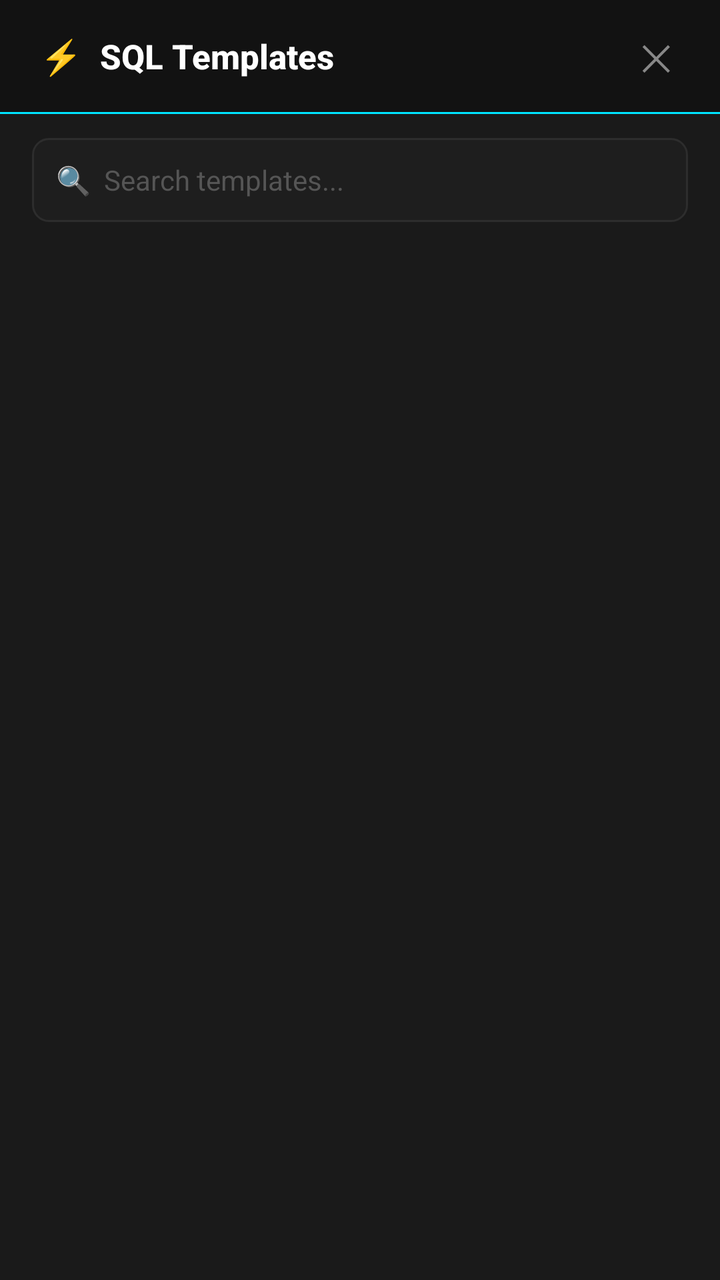
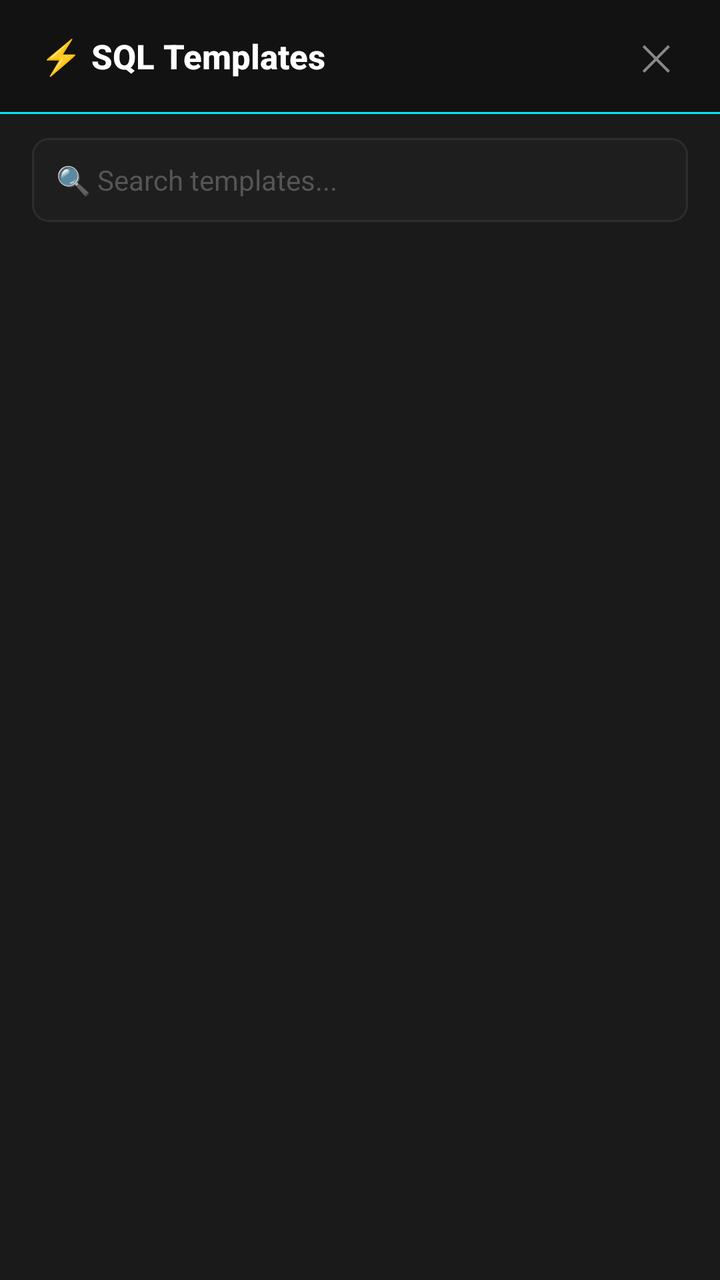

Before-and-after screenshots of an Android layout around one commit, followed by the original layout XML and the change that was made.
<!-- AndroidManifest.xml: application theme Theme.PocketSQL -->
<!-- res/layout/dialog_templates.xml -->
<?xml version="1.0" encoding="utf-8"?>
<LinearLayout xmlns:android="http://schemas.android.com/apk/res/android"
    android:layout_width="match_parent"
    android:layout_height="match_parent"
    android:background="#1A1A1A"
    android:orientation="vertical">

    
    <LinearLayout
        android:layout_width="match_parent"
        android:layout_height="56dp"
        android:orientation="horizontal"
        android:gravity="center_vertical"
        android:paddingStart="20dp"
        android:paddingEnd="12dp"
        android:background="#121212">

        <TextView
            android:layout_width="0dp"
            android:layout_height="wrap_content"
            android:layout_weight="1"
            android:text="⚡  SQL Templates"
            android:textColor="#FFFFFF"
            android:textSize="17sp"
            android:textStyle="bold"
            android:fontFamily="sans-serif-medium" />

        <TextView
            android:id="@+id/btnTemplateClose"
            android:layout_width="40dp"
            android:layout_height="40dp"
            android:text="✕"
            android:textColor="#888888"
            android:textSize="18sp"
            android:gravity="center"
            android:clickable="true"
            android:focusable="true"/>
    </LinearLayout>

    <View
        android:layout_width="match_parent"
        android:layout_height="1dp"
        android:background="#00E5FF" />

    
    <LinearLayout
        android:layout_width="match_parent"
        android:layout_height="wrap_content"
        android:orientation="vertical"
        android:paddingStart="16dp"
        android:paddingEnd="16dp"
        android:paddingTop="12dp"
        android:paddingBottom="6dp">

        <EditText
            android:id="@+id/etTemplateSearch"
            android:layout_width="match_parent"
            android:layout_height="42dp"
            android:background="@drawable/search_box_bg"
            android:hint="🔍  Search templates..."
            android:textColorHint="#555555"
            android:textColor="#FFFFFF"
            android:textSize="14sp"
            android:paddingStart="12dp"
            android:paddingEnd="12dp"
            android:singleLine="true"
            android:inputType="text"
            android:imeOptions="actionSearch" />
    </LinearLayout>

    
    <HorizontalScrollView
        android:layout_width="match_parent"
        android:layout_height="38dp"
        android:scrollbars="none"
        android:paddingStart="16dp"
        android:paddingEnd="16dp"
        android:layout_marginBottom="6dp"
        android:fillViewport="true">

        <LinearLayout
            android:id="@+id/layoutCategoryChips"
            android:layout_width="wrap_content"
            android:layout_height="match_parent"
            android:gravity="center_vertical"
            android:orientation="horizontal" />
    </HorizontalScrollView>

    
    <ScrollView
        android:layout_width="match_parent"
        android:layout_height="0dp"
        android:layout_weight="1"
        android:scrollbars="none">

        <LinearLayout
            android:id="@+id/layoutTemplatesContainer"
            android:layout_width="match_parent"
            android:layout_height="wrap_content"
            android:orientation="vertical"
            android:paddingStart="16dp"
            android:paddingEnd="16dp"
            android:paddingTop="4dp"
            android:paddingBottom="24dp">
            
        </LinearLayout>
    </ScrollView>

</LinearLayout>
<!-- resources referenced by this layout -->
<resources>
  <!-- drawable search_box_bg (drawable) -->
  <?xml version="1.0" encoding="utf-8"?>
  <shape xmlns:android="http://schemas.android.com/apk/res/android"
      android:shape="rectangle">
      <solid android:color="#1E1E1E"/>
      <corners android:radius="8dp"/>
      <stroke android:width="1dp" android:color="#2D2D2D"/>
  </shape>
  <style name="Theme.PocketSQL" parent="Base.Theme.PocketSQL" />
  <style name="Base.Theme.PocketSQL" parent="Theme.Material3.DayNight.NoActionBar">
          
          
      </style>
</resources>

<!-- the commit's change to res/layout/dialog_templates.xml (unified diff, before → after) -->
@@ -19,7 +19,7 @@
             android:layout_width="0dp"
             android:layout_height="wrap_content"
             android:layout_weight="1"
-            android:text="⚡  SQL Templates"
+            android:text="@string/templates_title"
             android:textColor="#FFFFFF"
             android:textSize="17sp"
             android:textStyle="bold"
@@ -29,7 +29,7 @@
             android:id="@+id/btnTemplateClose"
             android:layout_width="40dp"
             android:layout_height="40dp"
-            android:text="✕"
+            android:text="@string/dialog_close"
             android:textColor="#888888"
             android:textSize="18sp"
             android:gravity="center"
@@ -57,7 +57,7 @@
             android:layout_width="match_parent"
             android:layout_height="42dp"
             android:background="@drawable/search_box_bg"
-            android:hint="🔍  Search templates..."
+            android:hint="@string/templates_search_hint"
             android:textColorHint="#555555"
             android:textColor="#FFFFFF"
             android:textSize="14sp"
<!-- resource entries referenced after the edit -->
@@ -8,6 +8,9 @@
       <corners android:radius="8dp"/>
       <stroke android:width="1dp" android:color="#2D2D2D"/>
   </shape>
+  <string name="dialog_close">✕</string>
+  <string name="templates_search_hint">🔍  Search templates...</string>
+  <string name="templates_title">⚡  SQL Templates</string>
   <style name="Theme.PocketSQL" parent="Base.Theme.PocketSQL" />
   <style name="Base.Theme.PocketSQL" parent="Theme.Material3.DayNight.NoActionBar">
           
